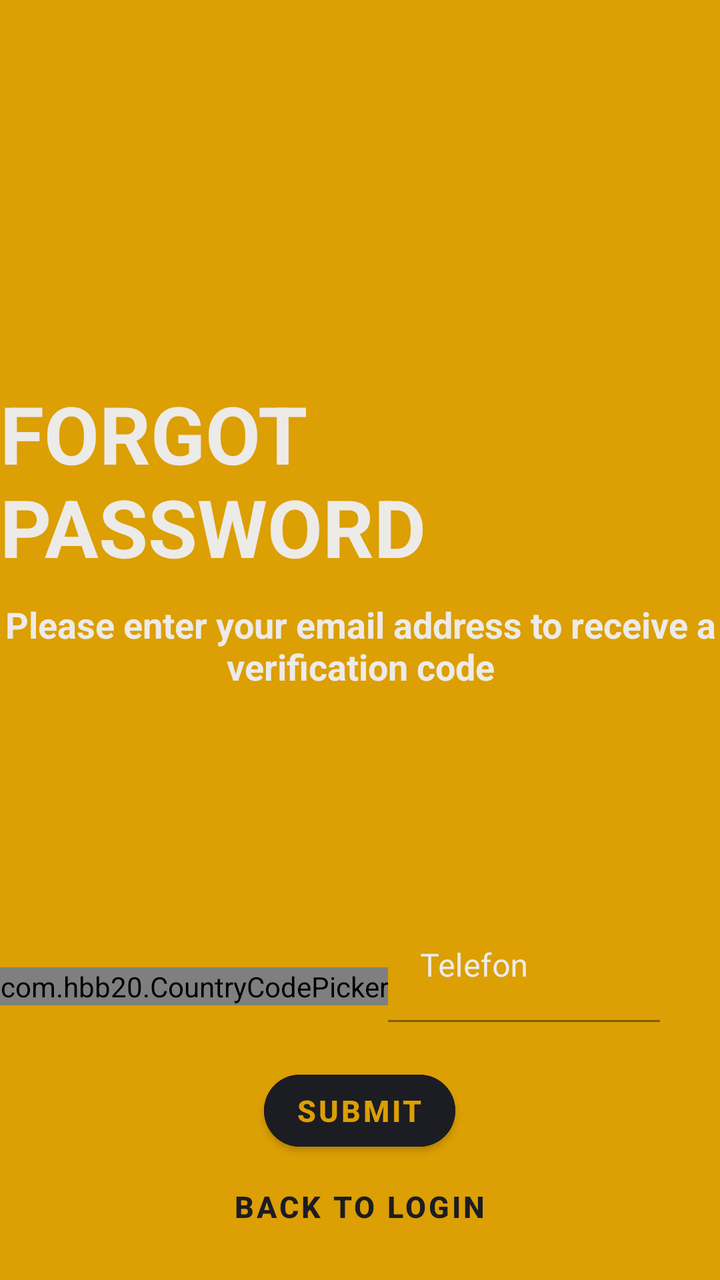
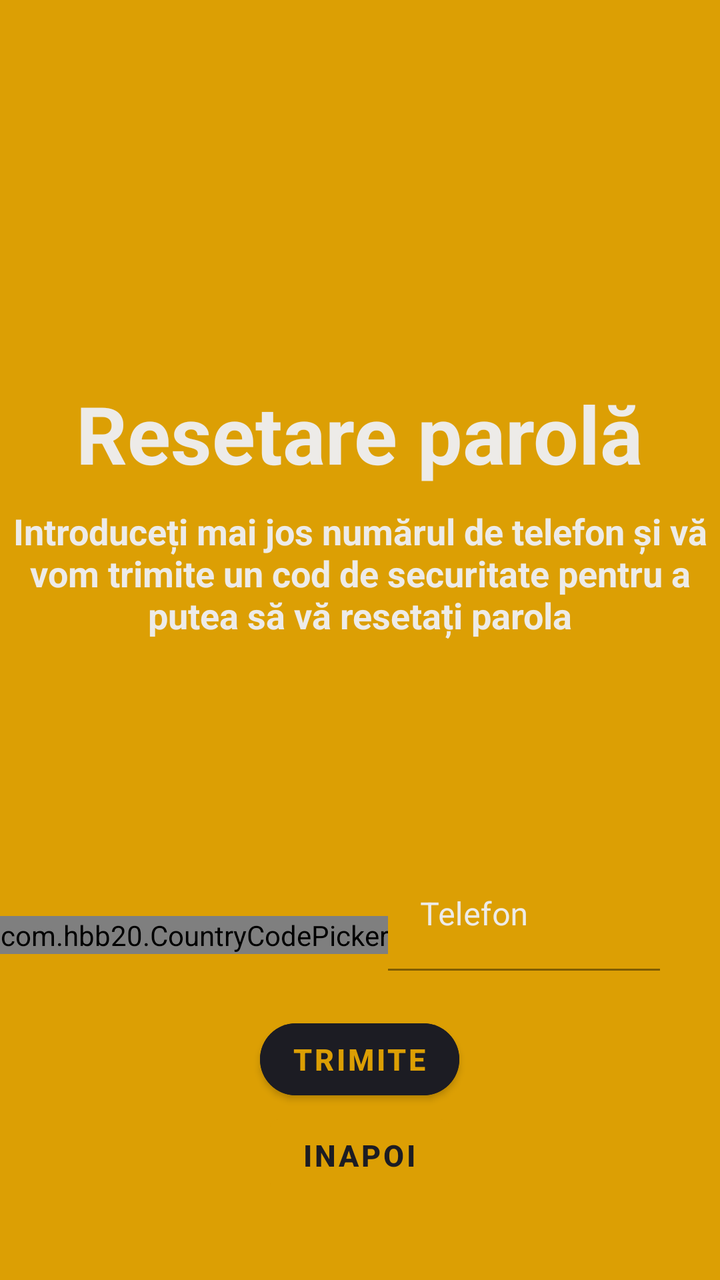

The first picture is an Android layout as it rendered before a commit; the second is the same layout after the commit. The layout source and the unified diff follow.
<!-- AndroidManifest.xml: application theme Theme.Login -->
<!-- res/layout/fragment_forgot_password.xml -->
<?xml version="1.0" encoding="utf-8"?>
<RelativeLayout xmlns:android="http://schemas.android.com/apk/res/android"
    xmlns:app="http://schemas.android.com/apk/res-auto"
    xmlns:tools="http://schemas.android.com/tools"
    android:layout_width="match_parent"
    android:layout_height="match_parent"
    android:background="@color/darkYellow"
    tools:context=".ForgotPasswordFragment">

    <TextView
        android:id="@+id/forgotPasswordTextView"
        android:layout_width="wrap_content"
        android:layout_height="wrap_content"
        android:layout_centerHorizontal="true"
        android:layout_marginTop="190dp"
        android:layout_marginBottom="10dp"
        android:text="FORGOT PASSWORD"
        android:textColor="@color/desertStorm"
        android:textSize="40sp"
        android:textStyle="bold" />

    <TextView
        android:id="@+id/descriptionTextView"
        android:layout_width="wrap_content"
        android:layout_height="wrap_content"
        android:layout_below="@id/forgotPasswordTextView"
        android:layout_marginBottom="10dp"
        android:text="Please enter your email address to receive a verification code"
        android:textAlignment="center"
        android:textColor="@color/desertStorm"
        android:textSize="18sp"
        android:textStyle="bold" />

    <LinearLayout
        android:id="@+id/phone"
        android:layout_width="match_parent"
        android:layout_height="wrap_content"
        android:layout_below="@id/descriptionTextView"
        android:layout_marginTop="100dp"

        android:gravity="center_vertical">

        <com.hbb20.CountryCodePicker
            android:id="@+id/ccp"
            android:layout_width="wrap_content"
            android:layout_height="wrap_content"
            app:ccp_countryPreference="ro"
            app:ccp_defaultNameCode="ro"
            app:ccp_showNameCode="false"
            app:ccp_autoFormatNumber="true"
            app:ccpDialog_backgroundColor="@color/black"
            app:ccpDialog_textColor="@color/desertStorm"
            app:ccpDialog_showCloseIcon="true"
            app:ccp_autoDetectCountry="true"
            app:ccpDialog_fastScroller_handleColor="@color/desertStorm"
            app:ccpDialog_fastScroller_bubbleColor="@color/desertStorm"
            app:ccpDialog_fastScroller_bubbleTextAppearance="@style/bubbleText"/>

        <com.google.android.material.textfield.TextInputLayout
            android:id="@+id/forgotPasswordPhone"
            android:layout_width="match_parent"
            android:layout_height="wrap_content"
            android:layout_marginLeft="0dp"
            android:layout_marginRight="30dp"
            android:backgroundTint="@color/desertStorm"
            android:hint="Telefon"
            android:textColor="@color/desertStorm"
            android:textColorHint="@color/desertStorm"
            android:textSize="15sp"
            app:errorEnabled="true">

            <com.google.android.material.textfield.TextInputEditText
                android:layout_width="match_parent"
                android:layout_height="wrap_content"
                android:background="@color/darkYellow"
                android:inputType="phone"/>

        </com.google.android.material.textfield.TextInputLayout>
    </LinearLayout>

    <Button
        android:id="@+id/submitButton"
        android:layout_width="wrap_content"
        android:layout_height="wrap_content"
        android:layout_below="@id/phone"
        android:layout_centerHorizontal="true"
        android:backgroundTint="@color/blackRussian"
        android:text="SUBMIT"
        android:textColor="@color/darkYellow"
        android:textSize="15sp"
        android:textStyle="bold"
        app:cornerRadius="20dp" />

    <Button
        android:id="@+id/backToLogin"
        android:layout_width="wrap_content"
        android:layout_height="wrap_content"
        android:layout_below="@id/submitButton"
        android:layout_centerHorizontal="true"
        android:backgroundTint="@color/darkYellow"
        android:outlineSpotShadowColor="@color/darkYellow"
        android:text="BACK TO LOGIN"
        android:textColor="@color/blackRussian"
        android:textSize="15sp"
        android:textStyle="bold" />

    <TextView
        android:id="@+id/Test"
        android:layout_width="wrap_content"
        android:layout_height="wrap_content"
        android:layout_below="@id/backToLogin"
        android:layout_centerHorizontal="true"
        android:layout_marginBottom="10dp"
        android:textAlignment="center"
        android:textColor="@color/desertStorm"
        android:textSize="18sp"
        android:textStyle="bold" />

</RelativeLayout>
<!-- resources referenced by this layout -->
<resources>
  <color name="black">#FF000000</color>
  <color name="blackRussian">#1c1c23</color>
  <color name="darkYellow">#dc9f04</color>
  <color name="desertStorm">#edebe8</color>
  <style name="bubbleText">
          <item name="android:textColor">#000000</item>
      </style>
  <style name="Theme.Login" parent="Theme.MaterialComponents.DayNight.NoActionBar">
          
          <item name="colorPrimary">@color/purple_500</item>
          <item name="colorPrimaryVariant">@color/blackRussian</item>
          <item name="colorOnPrimary">@color/white</item>
          
          <item name="colorSecondary">@color/teal_200</item>
          <item name="colorSecondaryVariant">@color/teal_700</item>
          <item name="colorOnSecondary">@color/black</item>
          
          <item name="android:statusBarColor">?attr/colorPrimaryVariant</item>
          
      </style>
  <color name="purple_500">#FF6200EE</color>
  <color name="white">#FFFFFFFF</color>
  <color name="teal_200">#FF03DAC5</color>
  <color name="teal_700">#FF018786</color>
</resources>

<!-- the commit's change to res/layout/fragment_forgot_password.xml (unified diff, before → after) -->
@@ -14,7 +14,7 @@
         android:layout_centerHorizontal="true"
         android:layout_marginTop="190dp"
         android:layout_marginBottom="10dp"
-        android:text="FORGOT PASSWORD"
+        android:text="Resetare parolă"
         android:textColor="@color/desertStorm"
         android:textSize="40sp"
         android:textStyle="bold" />
@@ -25,7 +25,7 @@
         android:layout_height="wrap_content"
         android:layout_below="@id/forgotPasswordTextView"
         android:layout_marginBottom="10dp"
-        android:text="Please enter your email address to receive a verification code"
+        android:text="Introduceți mai jos numărul de telefon și vă vom trimite un cod de securitate pentru a putea să vă resetați parola"
         android:textAlignment="center"
         android:textColor="@color/desertStorm"
         android:textSize="18sp"
@@ -44,23 +44,22 @@
             android:id="@+id/ccp"
             android:layout_width="wrap_content"
             android:layout_height="wrap_content"
+            app:ccpDialog_backgroundColor="@color/black"
+            app:ccpDialog_fastScroller_bubbleColor="@color/desertStorm"
+            app:ccpDialog_fastScroller_bubbleTextAppearance="@style/bubbleText"
+            app:ccpDialog_fastScroller_handleColor="@color/desertStorm"
+            app:ccpDialog_showCloseIcon="true"
+            app:ccpDialog_textColor="@color/desertStorm"
+            app:ccp_autoDetectCountry="true"
+            app:ccp_autoFormatNumber="true"
             app:ccp_countryPreference="ro"
             app:ccp_defaultNameCode="ro"
-            app:ccp_showNameCode="false"
-            app:ccp_autoFormatNumber="true"
-            app:ccpDialog_backgroundColor="@color/black"
-            app:ccpDialog_textColor="@color/desertStorm"
-            app:ccpDialog_showCloseIcon="true"
-            app:ccp_autoDetectCountry="true"
-            app:ccpDialog_fastScroller_handleColor="@color/desertStorm"
-            app:ccpDialog_fastScroller_bubbleColor="@color/desertStorm"
-            app:ccpDialog_fastScroller_bubbleTextAppearance="@style/bubbleText"/>
+            app:ccp_showNameCode="false" />
 
         <com.google.android.material.textfield.TextInputLayout
             android:id="@+id/forgotPasswordPhone"
             android:layout_width="match_parent"
             android:layout_height="wrap_content"
-            android:layout_marginLeft="0dp"
             android:layout_marginRight="30dp"
             android:backgroundTint="@color/desertStorm"
             android:hint="Telefon"
@@ -73,7 +72,7 @@
                 android:layout_width="match_parent"
                 android:layout_height="wrap_content"
                 android:background="@color/darkYellow"
-                android:inputType="phone"/>
+                android:inputType="phone" />
 
         </com.google.android.material.textfield.TextInputLayout>
     </LinearLayout>
@@ -85,7 +84,7 @@
         android:layout_below="@id/phone"
         android:layout_centerHorizontal="true"
         android:backgroundTint="@color/blackRussian"
-        android:text="SUBMIT"
+        android:text="Trimite"
         android:textColor="@color/darkYellow"
         android:textSize="15sp"
         android:textStyle="bold"
@@ -99,7 +98,7 @@
         android:layout_centerHorizontal="true"
         android:backgroundTint="@color/darkYellow"
         android:outlineSpotShadowColor="@color/darkYellow"
-        android:text="BACK TO LOGIN"
+        android:text="INAPOI"
         android:textColor="@color/blackRussian"
         android:textSize="15sp"
         android:textStyle="bold" />
<!-- resource entries referenced after the edit -->
@@ -10,7 +10,7 @@
   <style name="Theme.Login" parent="Theme.MaterialComponents.DayNight.NoActionBar">
           
           <item name="colorPrimary">@color/purple_500</item>
-          <item name="colorPrimaryVariant">@color/blackRussian</item>
+          <item name="colorPrimaryVariant">@color/darkYellow</item>
           <item name="colorOnPrimary">@color/white</item>
           
           <item name="colorSecondary">@color/teal_200</item>
